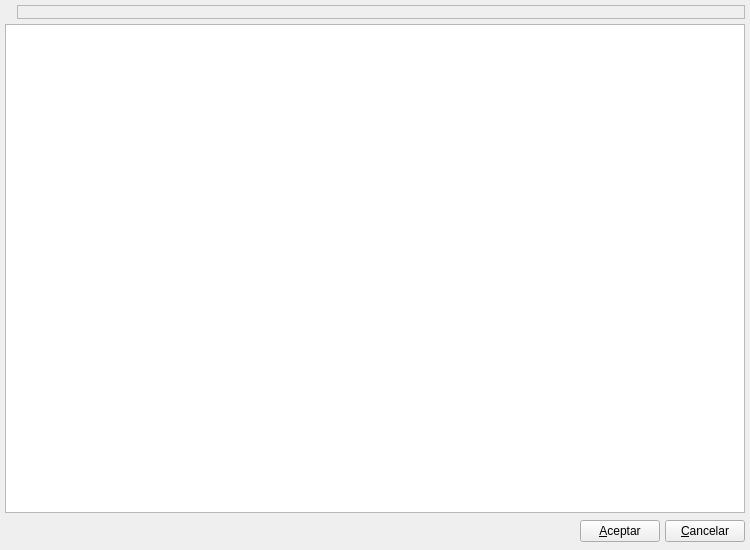
Old version of the form bulmages/bulmafact/plugins/pluginbf_alumno/listcuotasporalumnobase.ui in the repository eboladev/Bulmages-1.
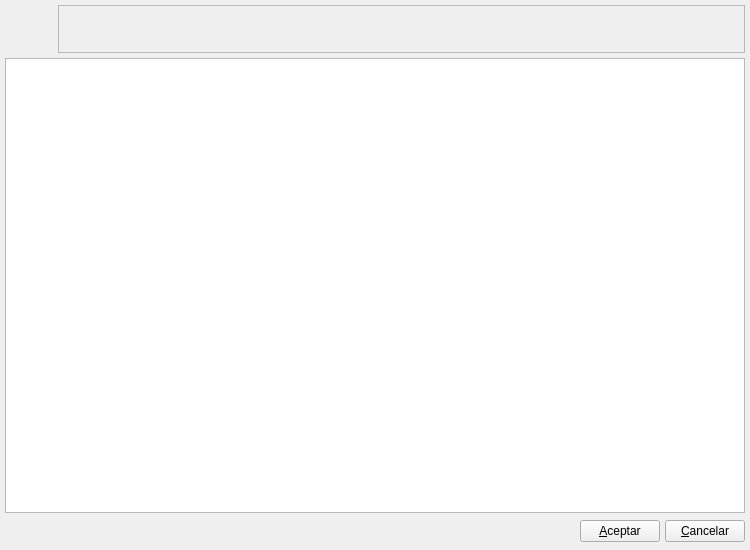
New version of the form. Icons and pictures are not drawn. Custom widgets are drawn as their Qt base class.

The edit to the form file:
```diff
--- a/bulmages/bulmafact/plugins/pluginbf_alumno/listcuotasporalumnobase.ui
+++ b/bulmages/bulmafact/plugins/pluginbf_alumno/listcuotasporalumnobase.ui
@@ -77,8 +77,8 @@
       <number>0</number>
      </property>
      <item>
-      <widget class="QLabel" name="label" >
-       <property name="maximumSize" >
+      <widget class="QLabel" name="label">
+       <property name="minimumSize">
         <size>
          <width>48</width>
          <height>48</height>
@@ -112,7 +112,7 @@
    </item>
   </layout>
  </widget>
- <layoutdefault spacing="2" margin="6" />
+ <layoutdefault spacing="2" margin="6"/>
  <customwidgets>
   <customwidget>
    <class>ListCuotasPorAlumnoSubForm</class>
```
Left out of the diff: 84 changed lines with no effect on the pictures.
